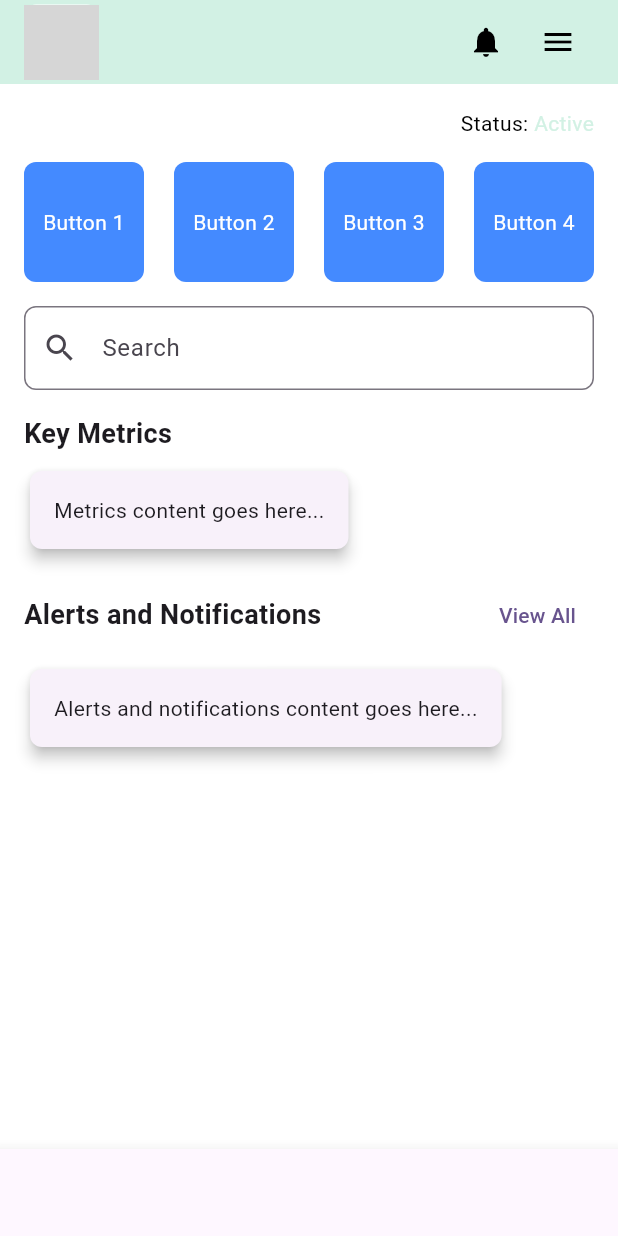
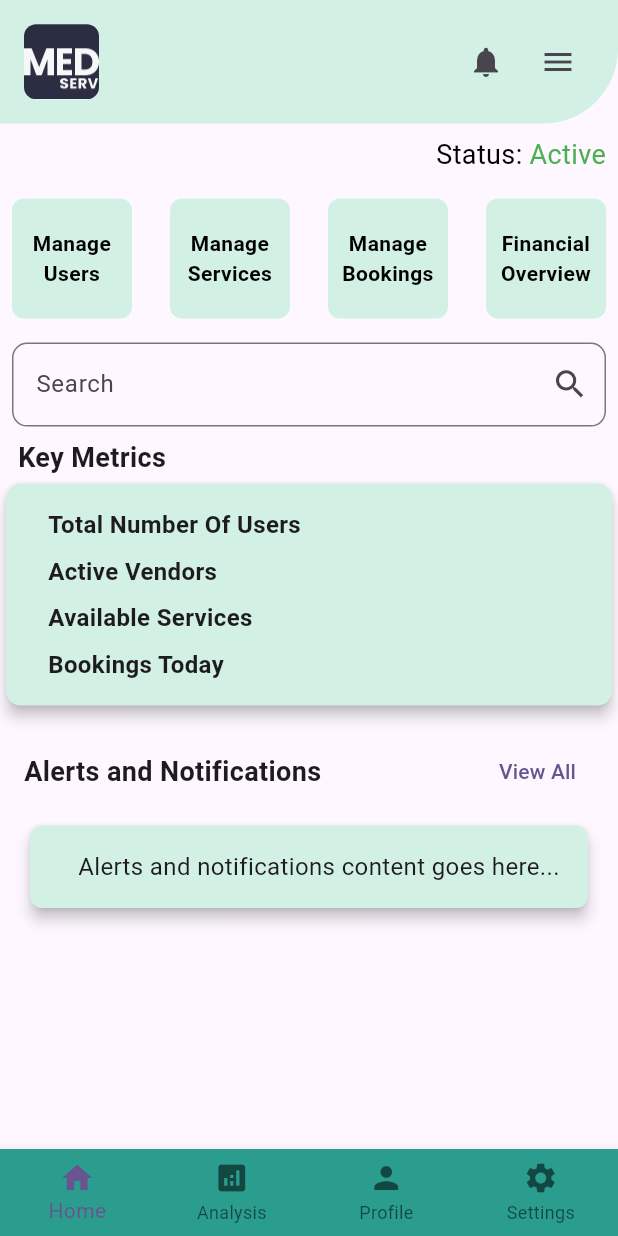
Before and after one commit to gomedserv/medapp, a Flutter app: the screen it shows after launch, on a phone screen of 412 x 824 dp. Run offline on Flutter 3.47's test engine with Material 3 defaults, Android fonts, the phone set to English and light mode, and no system bars; grey boxes are pictures that could not be loaded.

Commit message:
first commit

```diff
--- /dev/null
+++ b/lib/dashboard_screen.dart
@@ -0,0 +1,251 @@
+import 'package:flutter/material.dart';
+
+class DashboardScreen extends StatelessWidget {
+  @override
+  Widget build(BuildContext context) {
+    return SafeArea(
+      child: Scaffold(
+        body: SingleChildScrollView(
+          child: Column(
+            children: [
+              Container(
+                height: MediaQuery.of(context).size.height * 0.1,
+                decoration: const BoxDecoration(
+                  color: Color(0xFFD2F1E4),
+                  borderRadius: BorderRadius.only(
+                    bottomRight: Radius.circular(50),
+                  ),
+                ),
+                child: Padding(
+                  padding: const EdgeInsets.symmetric(horizontal: 16.0),
+                  child: Row(
+                    mainAxisAlignment: MainAxisAlignment.spaceBetween,
+                    children: [
+                      Container(
+                        width: 50,
+                        height: 50,
+                        decoration: BoxDecoration(
+                          color: Colors.white,
+                          shape: BoxShape.rectangle,
+                          borderRadius: BorderRadius.circular(8),
+                          image: const DecorationImage(
+                            image: AssetImage('assets/medapplogo.jpg'),
+                            fit: BoxFit.fill,
+                          ),
+                        ),
+                      ),
+                      Row(
+                        children: [
+                          IconButton(
+                            icon: const Icon(Icons.notifications),
+                            onPressed: () {
+                              // Handle notification button press
+                            },
+                          ),
+                          IconButton(
+                            icon: const Icon(Icons.menu),
+                            onPressed: () {
+                              // Handle menu button press
+                            },
+                          ),
+                        ],
+                      ),
+                    ],
+                  ),
+                ),
+              ),
+              Padding(
+                padding: const EdgeInsets.all(8.0),
+                child: Column(
+                  crossAxisAlignment: CrossAxisAlignment.start,
+                  children: [
+                    const Row(
+                      mainAxisAlignment: MainAxisAlignment.end,
+                      crossAxisAlignment: CrossAxisAlignment.center,
+                      children: [
+                        Text('Status: ',
+                            style:
+                                TextStyle(color: Colors.black, fontSize: 18)),
+                        Text('Active',
+                            style:
+                                TextStyle(color: Colors.green, fontSize: 18)),
+                      ],
+                    ),
+                    const SizedBox(height: 16),
+
+                    // Four square buttons horizontally
+                    Row(
+                      mainAxisAlignment: MainAxisAlignment.spaceBetween,
+                      children: [
+                        _buildSquareButton('Manage Users'),
+                        _buildSquareButton('Manage Services'),
+                        _buildSquareButton('Manage Bookings'),
+                        _buildSquareButton('Financial Overview'),
+                      ],
+                    ),
+                    const SizedBox(height: 16),
+
+                    // Search bar
+                    TextField(
+                      decoration: InputDecoration(
+                        hintText: 'Search',
+                        suffixIcon: const Icon(
+                          Icons.search,
+                          size: 25,
+                        ),
+                        border: OutlineInputBorder(
+                          borderRadius: BorderRadius.circular(10),
+                        ),
+                      ),
+                    ),
+                  ],
+                ),
+              ),
+
+              // Key Metrics
+              const Padding(
+                padding: EdgeInsets.symmetric(horizontal: 12.0),
+                child: Row(
+                  mainAxisAlignment: MainAxisAlignment.start,
+                  children: [
+                    Text(
+                      'Key Metrics',
+                      style:
+                          TextStyle(fontSize: 18, fontWeight: FontWeight.bold),
+                    ),
+                  ],
+                ),
+              ),
+              Card(
+                color: Color(0xFFD2F1E4),
+                elevation: 4,
+                shape: RoundedRectangleBorder(
+                  borderRadius: BorderRadius.circular(10),
+                ),
+                child: Padding(
+                  padding: const EdgeInsets.all(16.0),
+                  child: Column(
+                    crossAxisAlignment: CrossAxisAlignment.start,
+                    children: [
+                      _buildMetricRow('Total Number Of Users'),
+                      const SizedBox(height: 8),
+                      _buildMetricRow('Active Vendors'),
+                      const SizedBox(height: 8),
+                      _buildMetricRow('Available Services'),
+                      const SizedBox(height: 8),
+                      _buildMetricRow('Bookings Today'),
+                    ],
+                  ),
+                ),
+              ),
+              const SizedBox(height: 16),
+
+              // Alerts and Notifications
+              Padding(
+                padding: const EdgeInsets.symmetric(horizontal: 16.0),
+                child: Row(
+                  mainAxisAlignment: MainAxisAlignment.spaceBetween,
+                  children: [
+                    const Text(
+                      'Alerts and Notifications',
+                      style:
+                          TextStyle(fontSize: 18, fontWeight: FontWeight.bold),
+                    ),
+                    TextButton(
+                      onPressed: () {},
+                      child: const Text('View All'),
+                    ),
+                  ],
+                ),
+              ),
+              const SizedBox(height: 8),
+              Padding(
+                padding: const EdgeInsets.symmetric(horizontal: 16.0),
+                child: Card(
+                  color: Color(0xFFD2F1E4),
+                  elevation: 4,
+                  shape: RoundedRectangleBorder(
+                    borderRadius: BorderRadius.circular(8),
+                  ),
+                  child: Padding(
+                    padding: const EdgeInsets.all(16.0),
+                    child: Row(
+                      children: [
+                        const SizedBox(width: 16),
+                        Expanded(
+                          child: const Text(
+                            'Alerts and notifications content goes here...',
+                            style: TextStyle(fontSize: 16),
+                          ),
+                        ),
+                      ],
+                    ),
+                  ),
+                ),
+              ),
+            ],
+          ),
+        ),
+        bottomNavigationBar: BottomNavigationBar(
+          currentIndex: 0,
+          onTap: (index) {
+            // Handle tab change
+          },
+          items: const [
+            BottomNavigationBarItem(
+              icon: Icon(Icons.home),
+              label: 'Home',
+            ),
+            BottomNavigationBarItem(
+              icon: Icon(Icons.analytics),
+              label: 'Analysis',
+            ),
+            BottomNavigationBarItem(
+              icon: Icon(Icons.person),
+              label: 'Profile',
+            ),
+            BottomNavigationBarItem(
+              icon: Icon(Icons.settings),
+              label: 'Settings',
+            ),
+          ],
+          type: BottomNavigationBarType.fixed,
+          backgroundColor: const Color(0xFF2A9D8F),
+        ),
+      ),
+    );
+  }
+
+  Widget _buildSquareButton(String title) {
+    return Container(
+      width: 80,
+      height: 80,
+      decoration: BoxDecoration(
+        color: const Color(0xFFD2F1E4),
+        borderRadius: BorderRadius.circular(8),
+      ),
+      child: Center(
+        child: Text(
+          title,
+          style:
+              const TextStyle(color: Colors.black, fontWeight: FontWeight.bold),
+          textAlign: TextAlign.center,
+        ),
+      ),
+    );
+  }
+
+  Widget _buildMetricRow(
+    String label,
+  ) {
+    return Row(
+      children: [
+        const SizedBox(width: 12),
+        Text(
+          label,
+          style: const TextStyle(fontSize: 16, fontWeight: FontWeight.w600),
+        ),
+      ],
+    );
+  }
+}
--- a/lib/main.dart
+++ b/lib/main.dart
@@ -1,4 +1,5 @@
 import 'package:flutter/material.dart';
+import 'package:gomedserv/dashboard_screen.dart';
 
 void main() {
   runApp(const MyApp());
@@ -11,6 +12,7 @@ class MyApp extends StatelessWidget {
   Widget build(BuildContext context) {
     return MaterialApp(
       title: 'Flutter Demo',
+      debugShowCheckedModeBanner: false,
       theme: ThemeData(
         colorScheme: ColorScheme.fromSeed(seedColor: Colors.deepPurple),
         useMaterial3: true,
@@ -19,166 +21,3 @@ class MyApp extends StatelessWidget {
     );
   }
 }
-
-class DashboardScreen extends StatelessWidget {
-  @override
-  Widget build(BuildContext context) {
-    return Scaffold(
-      backgroundColor: Colors.white,
-      appBar: AppBar(
-        automaticallyImplyLeading: false,
-        backgroundColor: const Color(0xFFD2F1E4),
-        title: Row(
-          children: [
-            // Square Logo
-            Container(
-              width: 50,
-              height: 50,
-              decoration: BoxDecoration(
-                shape: BoxShape.rectangle,
-                color: Colors.white,
-                borderRadius: BorderRadius.circular(8),
-              ),
-              child: Image.asset('assets/logo.png',
-                  fit: BoxFit.cover), // Add your logo image here
-            ),
-            Spacer(),
-            // Alarm Icon Button
-            IconButton(
-              icon: Icon(Icons.notifications, color: Colors.black),
-              onPressed: () {
-                // Handle alarm button press
-              },
-            ),
-            // Menu Button
-            IconButton(
-              icon: Icon(Icons.menu, color: Colors.black),
-              onPressed: () {
-                // Handle menu button press
-              },
-            ),
-          ],
-        ),
-      ),
-      body: Padding(
-        padding: const EdgeInsets.all(16.0),
-        child: Column(
-          crossAxisAlignment: CrossAxisAlignment.start,
-          children: [
-            // Status: Active
-            Row(
-              mainAxisAlignment: MainAxisAlignment.end,
-              children: [
-                Text('Status: ', style: TextStyle(color: Colors.black)),
-                Text('Active', style: TextStyle(color: Color(0xFFD2F1E4))),
-              ],
-            ),
-            SizedBox(height: 16),
-
-            // Four square buttons horizontally
-            Row(
-              mainAxisAlignment: MainAxisAlignment.spaceBetween,
-              children: [
-                _buildSquareButton('Button 1'),
-                _buildSquareButton('Button 2'),
-                _buildSquareButton('Button 3'),
-                _buildSquareButton('Button 4'),
-              ],
-            ),
-            SizedBox(height: 16),
-
-            // Search bar
-            TextField(
-              decoration: InputDecoration(
-                hintText: 'Search',
-                prefixIcon: Icon(Icons.search),
-                border: OutlineInputBorder(
-                  borderRadius: BorderRadius.circular(8),
-                ),
-              ),
-            ),
-            SizedBox(height: 16),
-
-            // Key Metrics
-            Text(
-              'Key Metrics',
-              style: TextStyle(fontSize: 18, fontWeight: FontWeight.bold),
-            ),
-            SizedBox(height: 8),
-
-            // Card for metrics
-            Card(
-              elevation: 4,
-              shape: RoundedRectangleBorder(
-                borderRadius: BorderRadius.circular(8),
-              ),
-              child: Padding(
-                padding: const EdgeInsets.all(16.0),
-                child: Text('Metrics content goes here...'),
-              ),
-            ),
-            SizedBox(height: 16),
-
-            // Alerts and Notifications with "View All" button
-            Row(
-              mainAxisAlignment: MainAxisAlignment.spaceBetween,
-              children: [
-                Text(
-                  'Alerts and Notifications',
-                  style: TextStyle(fontSize: 18, fontWeight: FontWeight.bold),
-                ),
-                TextButton(
-                  onPressed: () {
-                    // Handle view all button press
-                  },
-                  child: Text('View All'),
-                ),
-              ],
-            ),
-            SizedBox(height: 8),
-
-            // Card for alerts and notifications
-            Card(
-              elevation: 4,
-              shape: RoundedRectangleBorder(
-                borderRadius: BorderRadius.circular(8),
-              ),
-              child: Padding(
-                padding: const EdgeInsets.all(16.0),
-                child: Text('Alerts and notifications content goes here...'),
-              ),
-            ),
-          ],
-        ),
-      ),
-      bottomNavigationBar: BottomNavigationBar(
-        items: [
-          BottomNavigationBarItem(icon: Icon(Icons.home), label: 'Home'),
-          BottomNavigationBarItem(
-              icon: Icon(Icons.business), label: 'Business'),
-          BottomNavigationBarItem(icon: Icon(Icons.school), label: 'School'),
-          BottomNavigationBarItem(
-              icon: Icon(Icons.settings), label: 'Settings'),
-        ],
-      ),
-    );
-  }
-
-  Widget _buildSquareButton(String title) {
-    return Container(
-      width: 80,
-      height: 80,
-      decoration: BoxDecoration(
-        color: Colors.blueAccent,
-        borderRadius: BorderRadius.circular(8),
-      ),
-      child: Center(
-        child: Text(
-          title,
-          style: TextStyle(color: Colors.white),
-          textAlign: TextAlign.center,
-        ),
-      ),
-    );
-  }
-}
```
Also changed, not shown: pubspec.yaml (+5 -3 lines), assets/medapplogo.jpg (added), 1 other file.
